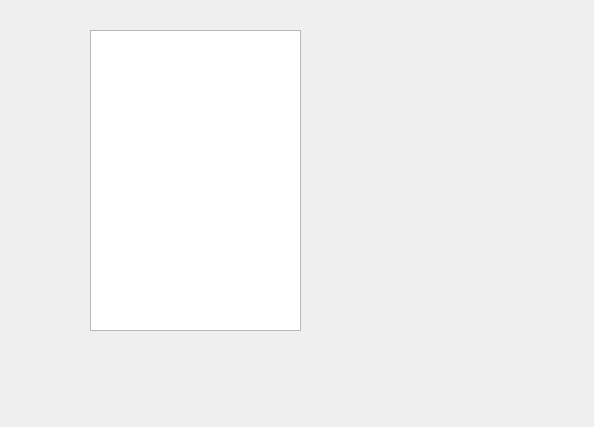
Old version of the form Tools/ResourceEditor/DataQt/DeviceInfoWidget.ui in the repository xaoctech/dava.engine.
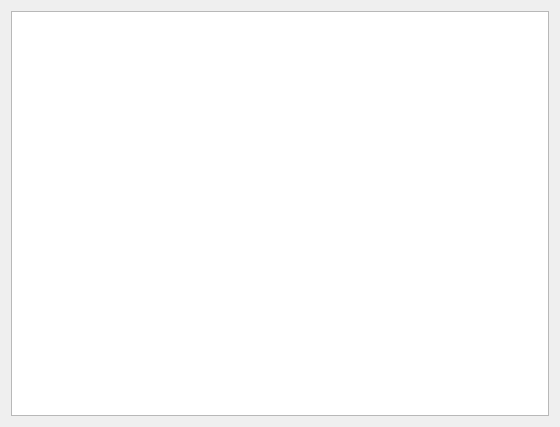
New version of the form.

What changed in the file:
```diff
--- a/Tools/ResourceEditor/DataQt/DeviceInfoWidget.ui
+++ b/Tools/ResourceEditor/DataQt/DeviceInfoWidget.ui
@@ -6,23 +6,18 @@
    <rect>
     <x>0</x>
     <y>0</y>
-    <width>594</width>
+    <width>560</width>
     <height>427</height>
    </rect>
   </property>
   <property name="windowTitle">
    <string>Device info</string>
   </property>
-  <widget class="QTextEdit" name="textEdit">
-   <property name="geometry">
-    <rect>
-     <x>90</x>
-     <y>30</y>
-     <width>211</width>
-     <height>301</height>
-    </rect>
-   </property>
-  </widget>
+  <layout class="QVBoxLayout" name="verticalLayout">
+   <item>
+    <widget class="QTextEdit" name="textEdit"/>
+   </item>
+  </layout>
  </widget>
  <resources>
   <include location="QtIcons.qrc"/>
```
